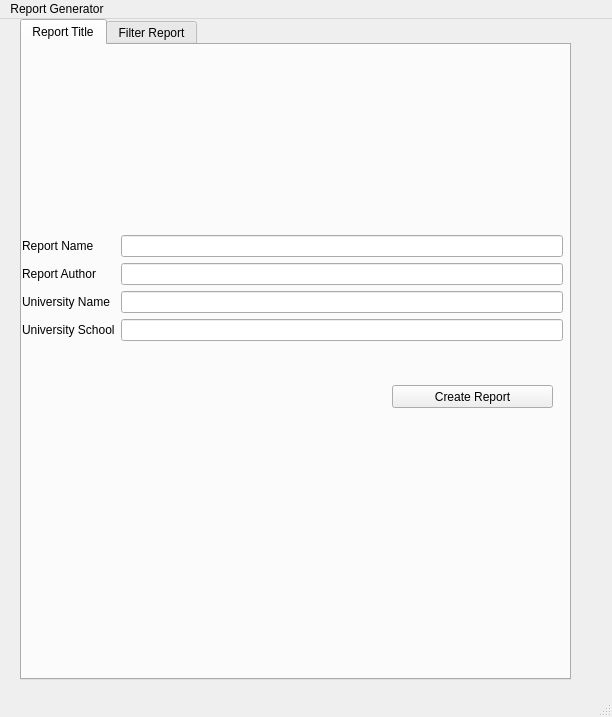
Before: the Qt Designer form report_generator/report_generator_gui/ui/report.ui in Synonymsfornotverygood/report_generator, drawn with Qt 5.
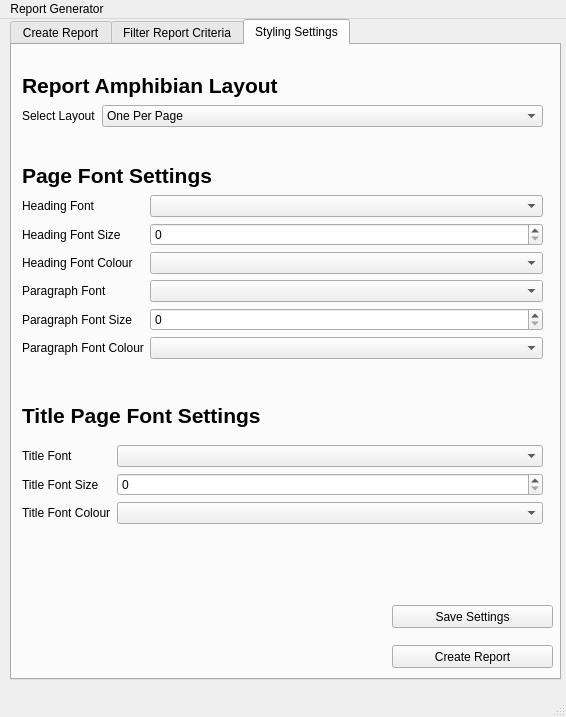
After: the same form once the commit is applied. The open tabs and pages were chosen to show the change.

Commit message: Create: Created progress bar ui element and report setup ui window

Patch:
```diff
--- a/report_generator/report_generator_gui/ui/report.ui
+++ b/report_generator/report_generator_gui/ui/report.ui
@@ -6,7 +6,7 @@
    <rect>
     <x>0</x>
     <y>0</y>
-    <width>612</width>
+    <width>566</width>
     <height>717</height>
    </rect>
   </property>
@@ -17,7 +17,7 @@
    <widget class="QTabWidget" name="tabWidget">
     <property name="geometry">
      <rect>
-      <x>20</x>
+      <x>10</x>
       <y>0</y>
       <width>551</width>
       <height>661</height>
@@ -28,15 +28,15 @@
     </property>
     <widget class="QWidget" name="tab">
      <attribute name="title">
-      <string>Report Title</string>
+      <string>Create Report</string>
      </attribute>
      <widget class="QWidget" name="formLayoutWidget">
       <property name="geometry">
        <rect>
-        <x>0</x>
-        <y>190</y>
-        <width>541</width>
-        <height>121</height>
+        <x>10</x>
+        <y>110</y>
+        <width>531</width>
+        <height>141</height>
        </rect>
       </property>
       <layout class="QFormLayout" name="formLayout">
@@ -85,8 +85,8 @@
      <widget class="QPushButton" name="pushButton">
       <property name="geometry">
        <rect>
-        <x>370</x>
-        <y>340</y>
+        <x>380</x>
+        <y>600</y>
         <width>161</width>
         <height>23</height>
        </rect>
@@ -98,7 +98,7 @@
     </widget>
     <widget class="QWidget" name="tab_2">
      <attribute name="title">
-      <string>Filter Report</string>
+      <string>Filter Report Criteria</string>
      </attribute>
      <widget class="QWidget" name="formLayoutWidget_2">
       <property name="geometry">
@@ -449,6 +449,228 @@
       </layout>
      </widget>
     </widget>
+    <widget class="QWidget" name="tab_3">
+     <attribute name="title">
+      <string>Styling Settings</string>
+     </attribute>
+     <widget class="QLabel" name="label_5">
+      <property name="geometry">
+       <rect>
+        <x>10</x>
+        <y>350</y>
+        <width>321</width>
+        <height>41</height>
+       </rect>
+      </property>
+      <property name="text">
+       <string>&lt;html&gt;&lt;head/&gt;&lt;body&gt;&lt;p&gt;&lt;span style=&quot; font-size:16pt; font-weight:600;&quot;&gt;Title Page Font Settings&lt;/span&gt;&lt;/p&gt;&lt;/body&gt;&lt;/html&gt;</string>
+      </property>
+     </widget>
+     <widget class="QLabel" name="label_6">
+      <property name="geometry">
+       <rect>
+        <x>10</x>
+        <y>20</y>
+        <width>431</width>
+        <height>41</height>
+       </rect>
+      </property>
+      <property name="text">
+       <string>&lt;html&gt;&lt;head/&gt;&lt;body&gt;&lt;p&gt;&lt;span style=&quot; font-size:16pt; font-weight:600;&quot;&gt;Report Amphibian Layout&lt;/span&gt;&lt;/p&gt;&lt;/body&gt;&lt;/html&gt;</string>
+      </property>
+     </widget>
+     <widget class="QLabel" name="label_7">
+      <property name="geometry">
+       <rect>
+        <x>10</x>
+        <y>110</y>
+        <width>331</width>
+        <height>41</height>
+       </rect>
+      </property>
+      <property name="text">
+       <string>&lt;html&gt;&lt;head/&gt;&lt;body&gt;&lt;p&gt;&lt;span style=&quot; font-size:16pt; font-weight:600;&quot;&gt;Page Font Settings&lt;/span&gt;&lt;/p&gt;&lt;/body&gt;&lt;/html&gt;</string>
+      </property>
+     </widget>
+     <widget class="QPushButton" name="pushButton_6">
+      <property name="geometry">
+       <rect>
+        <x>380</x>
+        <y>600</y>
+        <width>161</width>
+        <height>23</height>
+       </rect>
+      </property>
+      <property name="text">
+       <string>Create Report</string>
+      </property>
+     </widget>
+     <widget class="QPushButton" name="pushButton_7">
+      <property name="geometry">
+       <rect>
+        <x>380</x>
+        <y>560</y>
+        <width>161</width>
+        <height>23</height>
+       </rect>
+      </property>
+      <property name="text">
+       <string>Save Settings</string>
+      </property>
+     </widget>
+     <widget class="QWidget" name="formLayoutWidget_12">
+      <property name="geometry">
+       <rect>
+        <x>10</x>
+        <y>60</y>
+        <width>521</width>
+        <height>41</height>
+       </rect>
+      </property>
+      <layout class="QFormLayout" name="formLayout_4">
+       <item row="0" column="0">
+        <widget class="QLabel" name="selectLayoutLabel">
+         <property name="text">
+          <string>Select Layout</string>
+         </property>
+        </widget>
+       </item>
+       <item row="0" column="1">
+        <widget class="QComboBox" name="selectLayoutComboBox">
+         <item>
+          <property name="text">
+           <string>One Per Page</string>
+          </property>
+         </item>
+         <item>
+          <property name="text">
+           <string>Two Per Page</string>
+          </property>
+         </item>
+         <item>
+          <property name="text">
+           <string>Three Per Page</string>
+          </property>
+         </item>
+        </widget>
+       </item>
+      </layout>
+     </widget>
+     <widget class="QWidget" name="formLayoutWidget_13">
+      <property name="geometry">
+       <rect>
+        <x>10</x>
+        <y>150</y>
+        <width>521</width>
+        <height>191</height>
+       </rect>
+      </property>
+      <layout class="QFormLayout" name="formLayout_5">
+       <item row="0" column="0">
+        <widget class="QLabel" name="headingFontLabel">
+         <property name="text">
+          <string>Heading Font</string>
+         </property>
+        </widget>
+       </item>
+       <item row="0" column="1">
+        <widget class="QComboBox" name="headingFontComboBox"/>
+       </item>
+       <item row="1" column="0">
+        <widget class="QLabel" name="headingFontSizeLabel">
+         <property name="text">
+          <string>Heading Font Size</string>
+         </property>
+        </widget>
+       </item>
+       <item row="1" column="1">
+        <widget class="QSpinBox" name="headingFontSizeSpinBox"/>
+       </item>
+       <item row="2" column="0">
+        <widget class="QLabel" name="headingFontColourLabel">
+         <property name="text">
+          <string>Heading Font Colour</string>
+         </property>
+        </widget>
+       </item>
+       <item row="2" column="1">
+        <widget class="QComboBox" name="headingFontColourComboBox"/>
+       </item>
+       <item row="3" column="0">
+        <widget class="QLabel" name="paragraphFontLabel">
+         <property name="text">
+          <string>Paragraph Font</string>
+         </property>
+        </widget>
+       </item>
+       <item row="3" column="1">
+        <widget class="QComboBox" name="paragraphFontComboBox"/>
+       </item>
+       <item row="4" column="0">
+        <widget class="QLabel" name="paragraphFontSizeLabel">
+         <property name="text">
+          <string>Paragraph Font Size</string>
+         </property>
+        </widget>
+       </item>
+       <item row="4" column="1">
+        <widget class="QSpinBox" name="paragraphFontSizeSpinBox"/>
+       </item>
+       <item row="5" column="0">
+        <widget class="QLabel" name="paragraphFontColourLabel">
+         <property name="text">
+          <string>Paragraph Font Colour</string>
+         </property>
+        </widget>
+       </item>
+       <item row="5" column="1">
+        <widget class="QComboBox" name="paragraphFontColourComboBox"/>
+       </item>
+      </layout>
+     </widget>
+     <widget class="QWidget" name="formLayoutWidget_14">
+      <property name="geometry">
+       <rect>
+        <x>10</x>
+        <y>400</y>
+        <width>521</width>
+        <height>91</height>
+       </rect>
+      </property>
+      <layout class="QFormLayout" name="formLayout_6">
+       <item row="0" column="0">
+        <widget class="QLabel" name="titleFontLabel">
+         <property name="text">
+          <string>Title Font</string>
+         </property>
+        </widget>
+       </item>
+       <item row="0" column="1">
+        <widget class="QComboBox" name="titleFontComboBox"/>
+       </item>
+       <item row="1" column="0">
+        <widget class="QLabel" name="titleFontSizeLabel">
+         <property name="text">
+          <string>Title Font Size</string>
+         </property>
+        </widget>
+       </item>
+       <item row="1" column="1">
+        <widget class="QSpinBox" name="titleFontSizeSpinBox"/>
+       </item>
+       <item row="2" column="0">
+        <widget class="QLabel" name="titleFontColourLabel">
+         <property name="text">
+          <string>Title Font Colour</string>
+         </property>
+        </widget>
+       </item>
+       <item row="2" column="1">
+        <widget class="QComboBox" name="titleFontColourComboBox"/>
+       </item>
+      </layout>
+     </widget>
+    </widget>
    </widget>
   </widget>
   <widget class="QStatusBar" name="statusbar"/>
@@ -457,7 +679,7 @@
     <rect>
      <x>0</x>
      <y>0</y>
-     <width>612</width>
+     <width>566</width>
      <height>20</height>
     </rect>
    </property>
```
Left out of the diff: 72 changed lines with no effect on the pictures. The commit also changes 8 other files.
